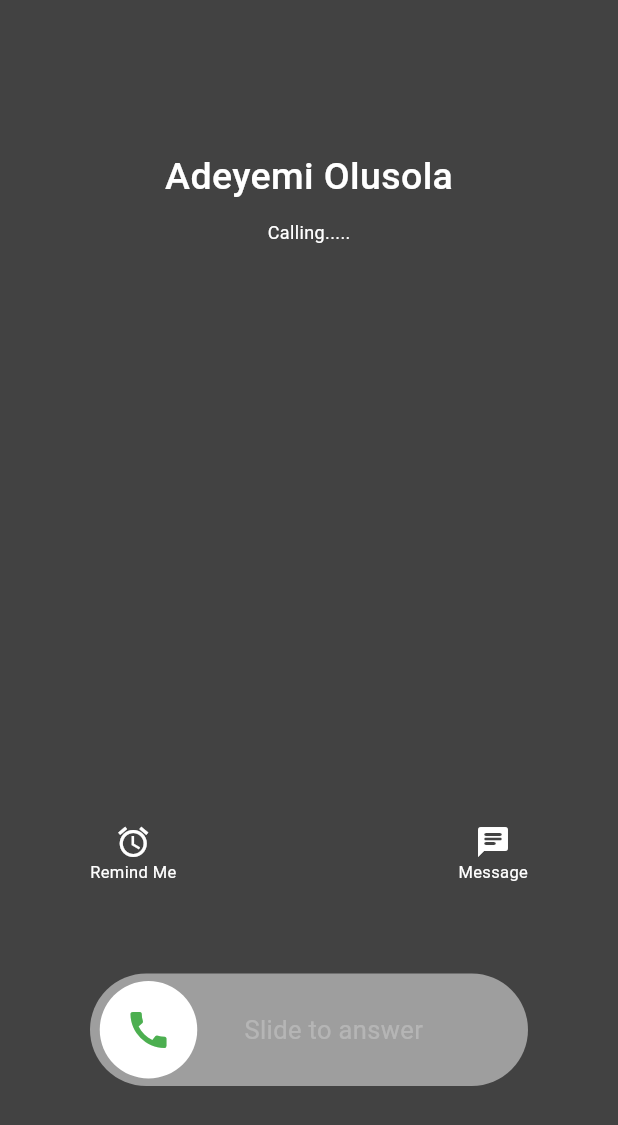
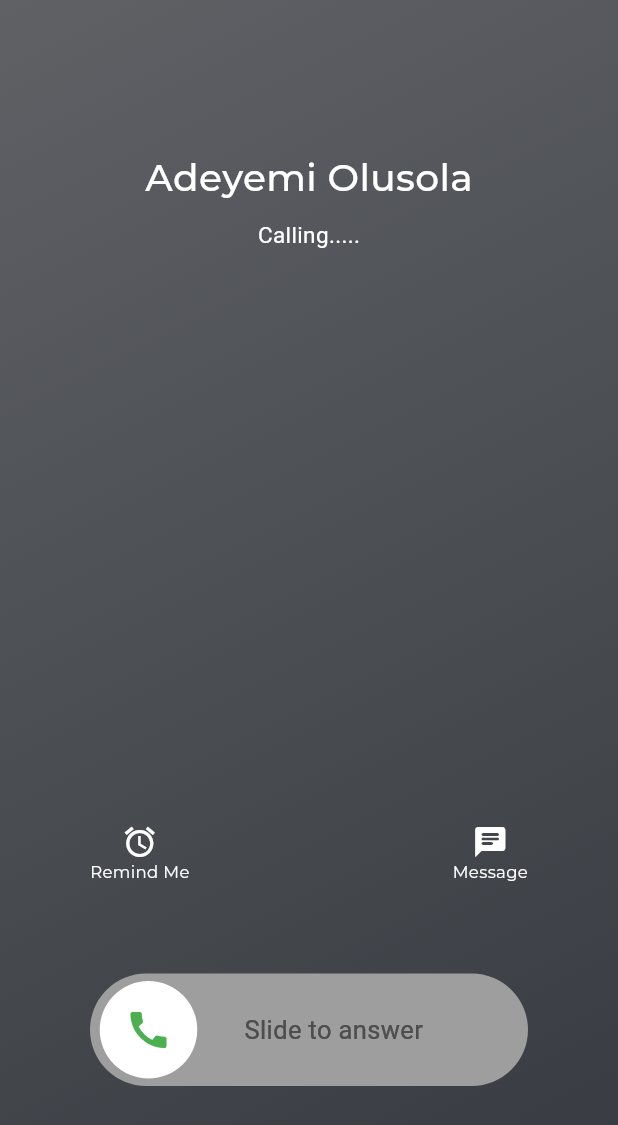
Before and after one commit to Adeyemi-olusola/iphone_call, a Flutter app: the screen it shows after launch, on a phone screen of 412 x 824 dp. Shown: the top 1125 px of the screen. Run offline on Flutter 3.47's test engine with Material 2 defaults, Android fonts, the light colour scheme and no system bars; drawn by our look-alikes of shimmer; our stand-ins replace google_fonts, stacked.

Commit message:
reduced lint errors and swipe to answer color adjustment

```diff
--- a/lib/main.dart
+++ b/lib/main.dart
@@ -13,6 +13,7 @@ class MyApp extends StatelessWidget {
   Widget build(BuildContext context) {
     return MaterialApp(
       title: 'Flutter Demo',
+      debugShowCheckedModeBanner: false,
       theme: ThemeData(
         colorScheme: ColorScheme.fromSeed(seedColor: Colors.deepPurple),
         useMaterial3: true,
--- a/lib/screen/ui/incoming_call/incoming_call_view.dart
+++ b/lib/screen/ui/incoming_call/incoming_call_view.dart
@@ -1,5 +1,9 @@
 import 'package:flutter/material.dart';
+import 'package:google_fonts/google_fonts.dart';
+import 'package:iphone_call_ui/screen/ui/incoming_call/incoming_call_viewmodel.dart';
+import 'package:iphone_call_ui/screen/ui/incoming_call/incoming_call_widget/pciked_call_bottom_widget.dart';
 import 'package:shimmer/shimmer.dart';
+import 'package:stacked/stacked.dart';
 
 class IncomingCallView extends StatefulWidget {
   const IncomingCallView({super.key});
@@ -10,11 +14,23 @@ class IncomingCallView extends StatefulWidget {
 
 class _IncomingCallViewState extends State<IncomingCallView> {
   @override
-  Widget build(BuildContext context) {
+  Widget build(
+    BuildContext context,
+  ) {
+    return ViewModelBuilder.reactive(
+        viewModelBuilder: () => IncomingCallModelView(),
+        builder: (context, viewModel, child) {
           return Scaffold(
             backgroundColor: Colors.grey[800],
-      body: Padding(
-        padding: const EdgeInsets.symmetric(vertical: 100, horizontal: 60),
+            body: Container(
+              decoration: const BoxDecoration(
+                  gradient: LinearGradient(
+                      begin: Alignment.topLeft,
+                      end: Alignment.bottomRight,
+                      colors: [Color(0xff5f6165), Color(0xff363a40)])),
+              child: Padding(
+                padding:
+                    const EdgeInsets.symmetric(vertical: 100, horizontal: 60),
                 child: Column(
                   mainAxisAlignment: MainAxisAlignment.spaceBetween,
                   children: [
@@ -22,52 +38,61 @@ class _IncomingCallViewState extends State<IncomingCallView> {
                       children: [
                         Text(
                           'Adeyemi Olusola',
-                  style: TextStyle(
+                          style: GoogleFonts.montserrat(
                               color: Colors.white,
                               fontSize: 25,
                               fontWeight: FontWeight.w500),
                         ),
-                SizedBox(
+                        const SizedBox(
                           height: 10,
                         ),
                         Text(
-                  'Calling.....',
-                  style: TextStyle(color: Colors.white, fontSize: 12),
+                          viewModel.onEndDrag ? '00:00' : 'Calling.....',
+                          style: GoogleFonts.roboto(
+                              color: Colors.white, fontSize: 15),
                         ),
                       ],
                     ),
-            Column(
+                    Container(
+                      child: viewModel.onEndDrag
+                          ? PickedCallBottomWidget()
+                          : Column(
                               children: [
                                 Row(
-                  mainAxisAlignment: MainAxisAlignment.spaceBetween,
+                                  mainAxisAlignment:
+                                      MainAxisAlignment.spaceBetween,
                                   children: [
                                     Column(
                                       children: [
-                        Icon(
+                                        const Icon(
                                           Icons.alarm,
                                           color: Colors.white,
                                         ),
                                         Text(
                                           'Remind Me',
-                          style: TextStyle(color: Colors.white, fontSize: 11),
+                                          style: GoogleFonts.montserrat(
+                                              color: Colors.white,
+                                              fontSize: 11),
                                         )
                                       ],
                                     ),
                                     Column(
                                       children: [
-                        Icon(
+                                        const Icon(
                                           Icons.chat_rounded,
                                           color: Colors.white,
                                         ),
                                         Text(
                                           'Message',
-                          style: TextStyle(color: Colors.white, fontSize: 11),
+                                          style: GoogleFonts.montserrat(
+                                              color: Colors.white,
+                                              fontSize: 11),
                                         )
                                       ],
                                     ),
                                   ],
                                 ),
-                SizedBox(
+                                const SizedBox(
                                   height: 60,
                                 ),
                                 Stack(
@@ -76,25 +101,34 @@ class _IncomingCallViewState extends State<IncomingCallView> {
                                         height: 75,
                                         decoration: BoxDecoration(
                                             color: Colors.grey,
-                            borderRadius: BorderRadius.circular(75)),
-                        width: MediaQuery.of(context).size.width,
+                                            borderRadius:
+                                                BorderRadius.circular(75)),
+                                        width:
+                                            MediaQuery.of(context).size.width,
                                         child: Row(
-                          mainAxisAlignment: MainAxisAlignment.end,
-                          crossAxisAlignment: CrossAxisAlignment.center,
+                                          mainAxisAlignment:
+                                              MainAxisAlignment.end,
+                                          crossAxisAlignment:
+                                              CrossAxisAlignment.center,
                                           children: [
                                             Padding(
-                              padding: const EdgeInsets.only(right: 70),
+                                              padding: const EdgeInsets.only(
+                                                  right: 70),
                                               child: Shimmer.fromColors(
                                                 period: const Duration(
                                                     milliseconds:
-                                        40), // Duration of the animation
-                                highlightColor: Color.fromARGB(255, 246, 246,
+                                                        700), // Duration of the animation
+                                                highlightColor: const Color.fromARGB(
+                                                    255,
+                                                    246,
+                                                    246,
                                                     246), // Color of the shimmer highlight
-                                baseColor: Color.fromARGB(255, 181, 181, 181),
-                                child: Text(
+                                                baseColor: Color.fromARGB(255, 77, 77, 77),
+                                                child: const Text(
                                                   'Slide to answer',
                                                   style: TextStyle(
-                                      color: Colors.white, fontSize: 17),
+                                                      color: Colors.white,
+                                                      fontSize: 17),
                                                 ),
                                               ),
                                             ),
@@ -104,17 +138,29 @@ class _IncomingCallViewState extends State<IncomingCallView> {
                                       height: 75,
                                       decoration: BoxDecoration(
                                           // color: Colors.grey,
-                          borderRadius: BorderRadius.circular(75)),
+                                          borderRadius:
+                                              BorderRadius.circular(75)),
                                       width: MediaQuery.of(context).size.width,
                                       child: Padding(
                                         padding: const EdgeInsets.all(5.0),
                                         child: Row(
-                          mainAxisAlignment: MainAxisAlignment.start,
+                                          mainAxisAlignment:
+                                              MainAxisAlignment.start,
                                           children: [
                                             Draggable(
-                              onDragStarted: () {},
+                                              onDragStarted: () {
+                                                viewModel
+                                                    .onStartDragfunction(true);
+                                              },
+                                              onDragUpdate: (onDragUpdate) {
+                                                print(onDragUpdate);
+                                              },
+                                              onDragEnd: (details) {
+                                                viewModel
+                                                    .onEndDragfunction(true);
+                                              },
                                               axis: Axis.horizontal,
-                              child: CircleAvatar(
+                                              feedback: const CircleAvatar(
                                                 radius: 34,
                                                 backgroundColor: Colors.white,
                                                 child: Icon(
@@ -123,9 +169,12 @@ class _IncomingCallViewState extends State<IncomingCallView> {
                                                   size: 32,
                                                 ),
                                               ),
-                              feedback: CircleAvatar(
+                                              child: viewModel.onStartDrag
+                                                  ? Container()
+                                                  : const CircleAvatar(
                                                       radius: 34,
-                                backgroundColor: Colors.white,
+                                                      backgroundColor:
+                                                          Colors.white,
                                                       child: Icon(
                                                         Icons.call,
                                                         color: Colors.green,
@@ -140,10 +189,13 @@ class _IncomingCallViewState extends State<IncomingCallView> {
                                   ],
                                 )
                               ],
+                            ),
                     )
                   ],
                 ),
               ),
+            ),
           );
+        });
   }
 }
--- a/lib/screen/ui/incoming_call/incoming_call_viewmodel.dart
+++ b/lib/screen/ui/incoming_call/incoming_call_viewmodel.dart
@@ -0,0 +1,19 @@
+import 'package:stacked/stacked.dart';
+
+class IncomingCallModelView extends BaseViewModel {
+  bool _onStartDrag = false;
+  bool get onStartDrag => _onStartDrag;
+
+  bool _onEndDrag = false;
+  bool get onEndDrag => _onEndDrag;
+
+  void onStartDragfunction(bool dragged) {
+    _onStartDrag = dragged;
+    notifyListeners();
+  }
+
+  void onEndDragfunction(bool dragged) {
+    _onEndDrag = dragged;
+    notifyListeners();
+  }
+}
--- a/pubspec.yaml
+++ b/pubspec.yaml
@@ -36,6 +36,8 @@ dependencies:
   # Use with the CupertinoIcons class for iOS style icons.
   cupertino_icons: ^1.0.2
   shimmer: ^3.0.0
+  stacked: ^3.4.1+1
+  google_fonts: ^6.1.0
 
 dev_dependencies:
   flutter_test:
```
Also changed, not shown: analysis_options.yaml (+20 -24 lines), lib/screen/ui/incoming_call/incoming_call_widget/pciked_call_bottom_widget.dart (added, +65 -0 lines), pubspec.lock, 1 other file. Lines whose indentation alone changed are shown as unchanged.
